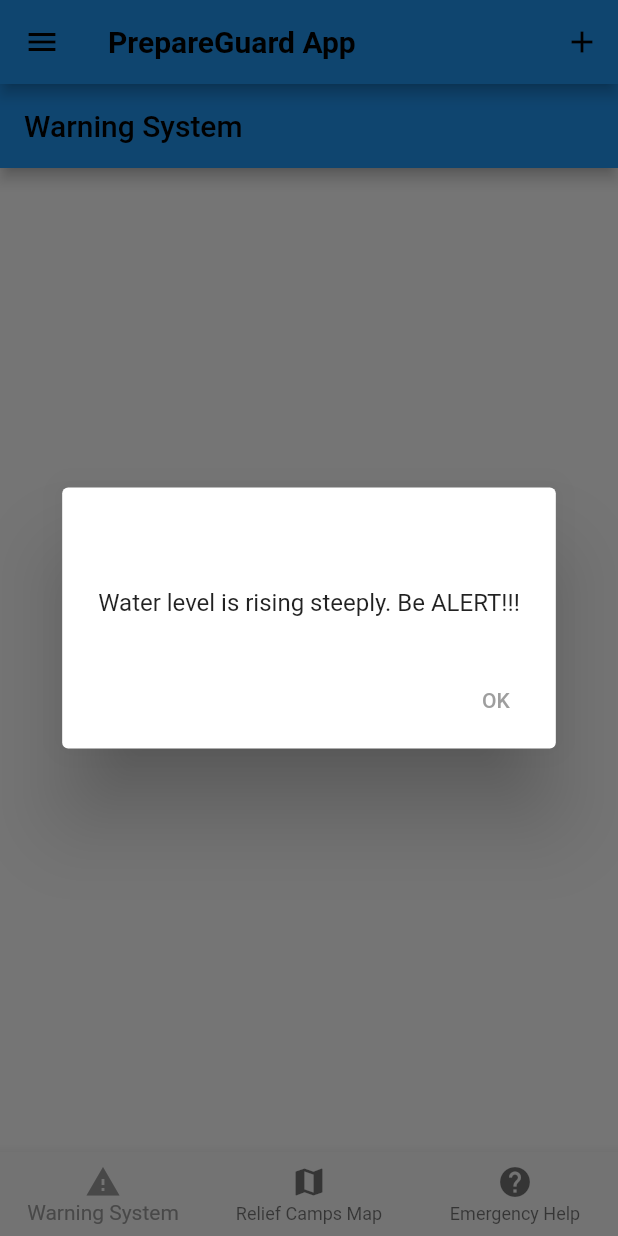
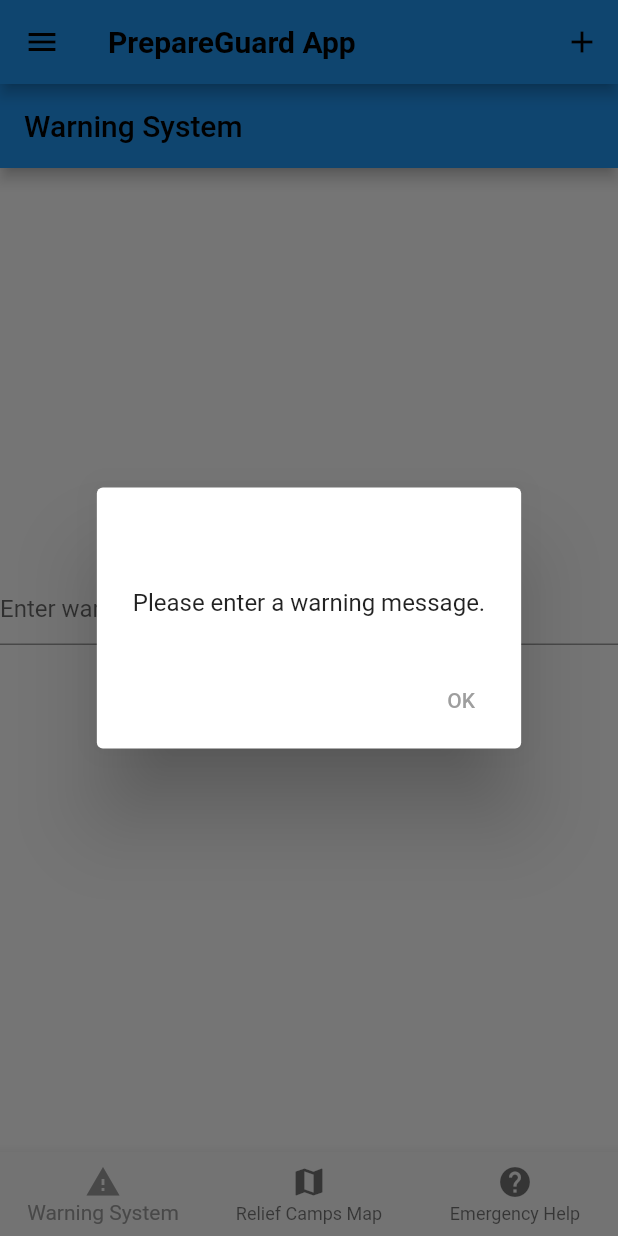
Before and after one commit to ANIRUDHVKUMAR/PrepareGuard, a Flutter app: the screen it shows after launch, after a tap on "Trigger Warning", on a phone screen of 412 x 824 dp. Run offline on Flutter 3.47's test engine with Material 2 defaults, Android fonts, the phone set to English and light mode, and no system bars; our stand-ins replace flutter_local_notifications, google_maps_flutter.

Commit message:
Update warning_system.dart

```diff
--- a/lib/warning_system.dart
+++ b/lib/warning_system.dart
@@ -1,8 +1,13 @@
-// lib/warning_system.dart
-
 import 'package:flutter/material.dart';
 
-class WarningSystem extends StatelessWidget {
+class WarningSystem extends StatefulWidget {
+  @override
+  _WarningSystemState createState() => _WarningSystemState();
+}
+
+class _WarningSystemState extends State<WarningSystem> {
+  TextEditingController _messageController = TextEditingController();
+
   @override
   Widget build(BuildContext context) {
     return Scaffold(
@@ -10,16 +15,26 @@ class WarningSystem extends StatelessWidget {
         title: Text('Warning System'),
       ),
       body: Center(
-        child: ElevatedButton(
+        child: Column(
+          mainAxisAlignment: MainAxisAlignment.center,
+          children: [
+            TextField(
+              controller: _messageController,
+              decoration: InputDecoration(
+                hintText: 'Enter warning message',
+              ),
+            ),
+            SizedBox(height: 20),
+            ElevatedButton(
               onPressed: () {
-            // Add code to trigger a warning/alert
-            // You can use notifications or any other method as needed
+                String warningMessage = _messageController.text;
+                if (warningMessage.isNotEmpty) {
                   showDialog(
                     context: context,
                     builder: (BuildContext context) {
                       return AlertDialog(
                         title: Text('Warning Alert'),
-                  content: Text('Water level is rising steeply. Be ALERT!!!'),
+                        content: Text(warningMessage),
                         actions: [
                           TextButton(
                             onPressed: () {
@@ -31,8 +46,29 @@ class WarningSystem extends StatelessWidget {
                       );
                     },
                   );
+                } else {
+                  showDialog(
+                    context: context,
+                    builder: (BuildContext context) {
+                      return AlertDialog(
+                        title: Text('Error'),
+                        content: Text('Please enter a warning message.'),
+                        actions: [
+                          TextButton(
+                            onPressed: () {
+                              Navigator.of(context).pop();
+                            },
+                            child: Text('OK'),
+                          ),
+                        ],
+                      );
+                    },
+                  );
+                }
               },
               child: Text('Trigger Warning'),
+            ),
+          ],
         ),
       ),
     );
```
Lines whose indentation alone changed are shown as unchanged.
